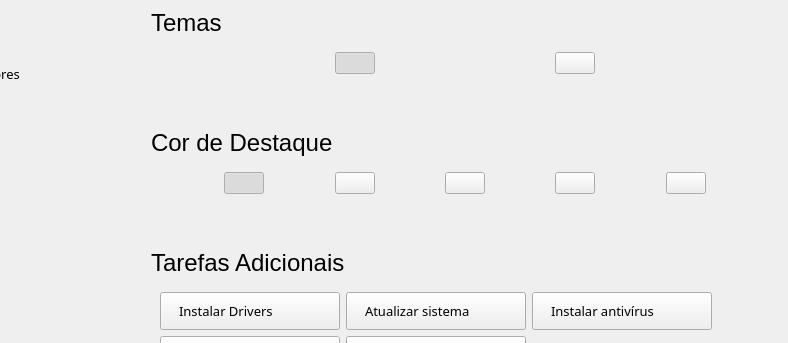
This is Welcome.ui in Tiger-OperatingSystem/welcome-qt as Qt 5 draws it before an edit; both pictures show x 82 to 870 and y 0 to 343 of the 870 by 600 pixel window. The edited form follows.
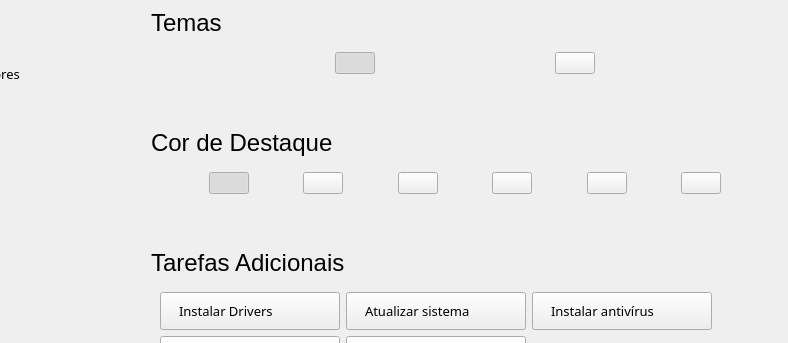
This is the edited form. Icons and pictures are not drawn.

Commit message: Adiciona a cor Lima

```diff
--- a/Welcome.ui
+++ b/Welcome.ui
@@ -602,6 +602,51 @@
                </property>
               </widget>
              </item>
+             <item>
+              <spacer name="horizontalSpacer_6">
+               <property name="orientation">
+                <enum>Qt::Horizontal</enum>
+               </property>
+               <property name="sizeHint" stdset="0">
+                <size>
+                 <width>40</width>
+                 <height>20</height>
+                </size>
+               </property>
+              </spacer>
+             </item>
+             <item>
+              <widget class="QPushButton" name="color_6">
+               <property name="text">
+                <string/>
+               </property>
+               <property name="icon">
+                <iconset resource="ImgsResources.qrc">
+                 <normaloff>:/Imgs/IconesThemeColors/Imgs/IconsThemeColors/lime.png</normaloff>:/Imgs/IconesThemeColors/Imgs/IconsThemeColors/lime.png</iconset>
+               </property>
+               <property name="iconSize">
+                <size>
+                 <width>50</width>
+                 <height>50</height>
+                </size>
+               </property>
+               <property name="checkable">
+                <bool>true</bool>
+               </property>
+               <property name="autoExclusive">
+                <bool>true</bool>
+               </property>
+               <property name="hexadecimal" stdset="0">
+                <string>#82b805</string>
+               </property>
+               <property name="Name" stdset="0">
+                <string>Lime</string>
+               </property>
+               <property name="decimal" stdset="0">
+                <string>130,184,5</string>
+               </property>
+              </widget>
+             </item>
              <item>
               <spacer name="horizontalSpacer_22">
                <property name="orientation">
```
The commit also changes 1 other file.
